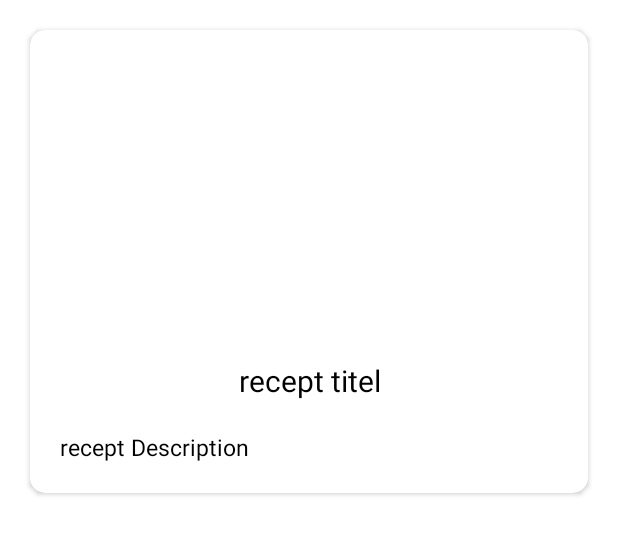
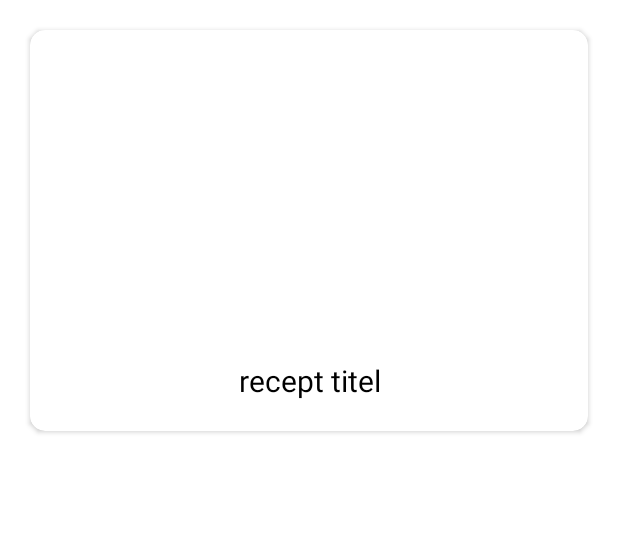
Before and after one commit to SeppeBe1/AndroidDevelopmentApp, an Android app: the layout recept_item.xml on its own in the app's theme, with its tools: preview values and no code run, on a phone screen of 412 x 824 dp. Shown: the top 535 px of the screen. Run offline under Robolectric (Android 15) with nearby library versions, the phone set to English and light mode, and no system bars; network calls fail.

```diff
--- a/examenOpdracht/app/src/main/java/com/example/examenopdracht/MainActivity.java
+++ b/examenOpdracht/app/src/main/java/com/example/examenopdracht/MainActivity.java
@@ -61,12 +61,12 @@ public class MainActivity extends AppCompatActivity {
                             for(int i = 0; i <jsonArray.length(); i++){
                                 JSONObject result = jsonArray.getJSONObject(i);
 
-                                String receptId = result.getString("id");
+                                int receptId = result.getInt("id");
                                 String receptTitle = result.getString("title");
                                 String imageUrl = result.getString("image");
                                 //Responsen opvangen en uithalen wat nodig
 
-                                rReceptList.add(new Recept(receptId,receptTitle,imageUrl));
+                                rReceptList.add(new Recept(imageUrl,receptTitle,receptId));
                                 //Responsen in Recept object steken
                             }
 
--- a/examenOpdracht/app/src/main/res/layout/recept_item.xml
+++ b/examenOpdracht/app/src/main/res/layout/recept_item.xml
@@ -25,15 +25,7 @@
             android:textSize="20dp"
             android:textAlignment="center"
             android:textColor="@android:color/black"/>
-        <TextView
-            android:id="@+id/receptDescription"
-            android:layout_width="match_parent"
-            android:layout_height="wrap_content"
-            android:text="recept Description"
-            android:textSize="15dp"
-            android:textAlignment="viewStart"
-            android:layout_marginTop="20dp"
-            android:textColor="@android:color/black"/>
+
 
     </LinearLayout>
 
```
Also changed, not shown: examenOpdracht/app/src/main/java/com/example/examenopdracht/ReceptAdapter.java (+5 -7 lines), examenOpdracht/app/src/main/java/com/example/examenopdracht/recept.java (+8 -6 lines).
